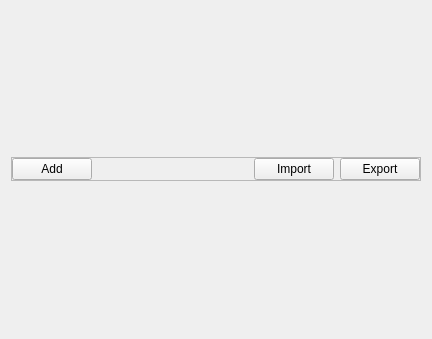
Qt form osctester.ui (kzkyuta/OscTester) before a commit.
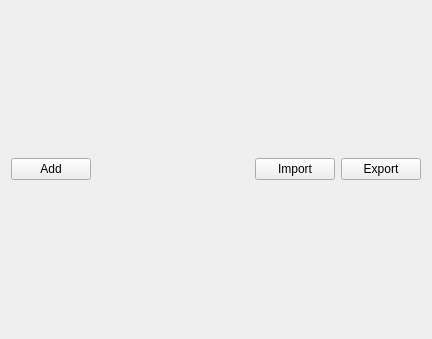
The same form after that commit.

The edit to the form file:
```diff
--- a/osctester.ui
+++ b/osctester.ui
@@ -24,10 +24,13 @@
        </sizepolicy>
       </property>
       <property name="frameShape">
-       <enum>QFrame::StyledPanel</enum>
+       <enum>QFrame::NoFrame</enum>
       </property>
       <property name="frameShadow">
-       <enum>QFrame::Raised</enum>
+       <enum>QFrame::Plain</enum>
+      </property>
+      <property name="lineWidth">
+       <number>0</number>
       </property>
       <layout class="QVBoxLayout" name="verticalLayout_3">
        <property name="leftMargin">
```
